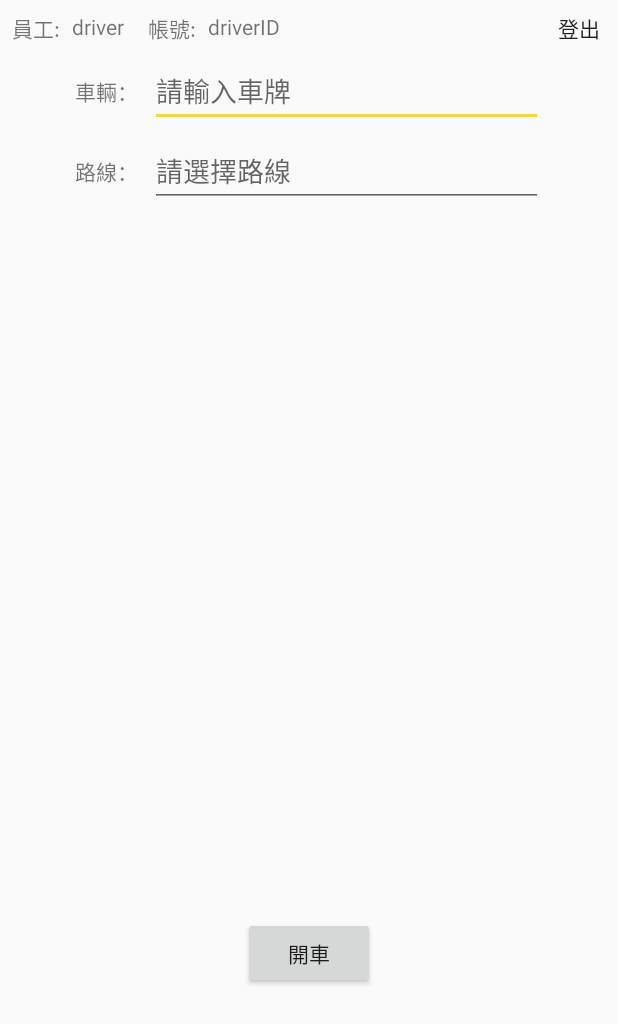
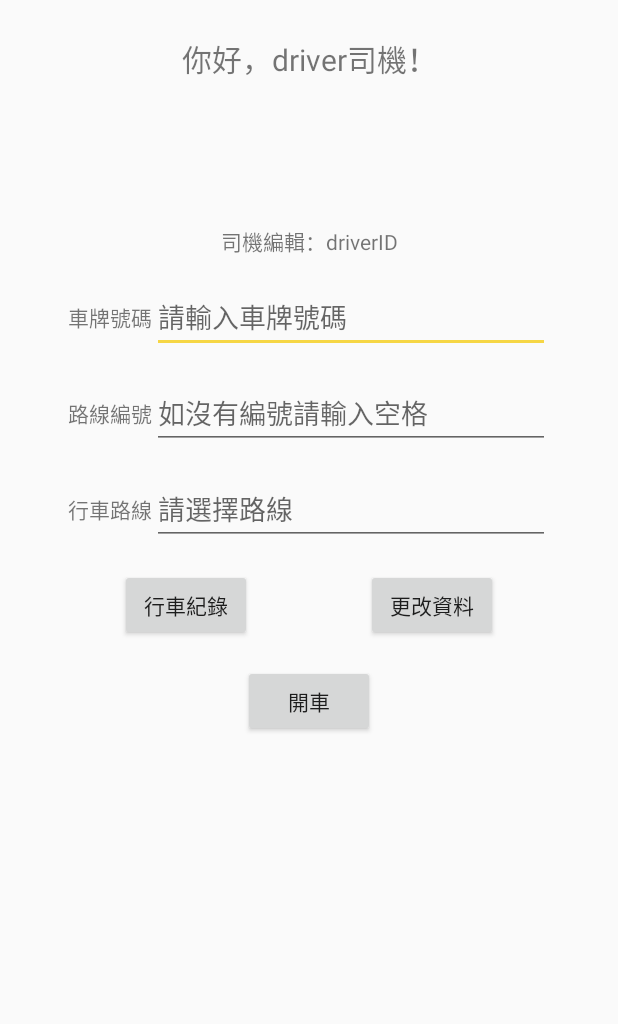
Before and after one commit to kyees215/MinibusDriver, an Android app: the layout menu.xml on its own in the app's theme, with its tools: preview values and no code run, on a phone screen of 412 x 824 dp. Shown: the top 1024 px of the screen. Run offline under Robolectric (Android 15) with nearby library versions, the phone set to English and light mode, and no system bars.

Commit message:
Updated layout. Finished login and menu.

```diff
--- a/app/src/main/res/layout/menu.xml
+++ b/app/src/main/res/layout/menu.xml
@@ -7,111 +7,119 @@
     android:layout_height="match_parent">
 
     <TextView
-        android:id="@+id/textView3"
-        android:layout_width="wrap_content"
-        android:layout_height="wrap_content"
-        android:layout_marginStart="8dp"
-        android:layout_marginTop="8dp"
-        android:text="員工:"
-        app:layout_constraintStart_toStartOf="parent"
-        app:layout_constraintTop_toTopOf="parent" />
-
-    <TextView
         android:id="@+id/driverName"
         android:layout_width="wrap_content"
         android:layout_height="wrap_content"
-        android:layout_marginStart="8dp"
-        android:text="driver"
-        app:layout_constraintStart_toEndOf="@+id/textView3"
-        app:layout_constraintTop_toTopOf="@+id/textView3" />
-
-    <TextView
-        android:id="@+id/textView5"
-        android:layout_width="wrap_content"
-        android:layout_height="wrap_content"
-        android:layout_marginStart="16dp"
-        android:text="帳號:"
-        app:layout_constraintStart_toEndOf="@+id/driverName"
-        app:layout_constraintTop_toTopOf="@+id/driverName" />
+        android:layout_marginTop="24dp"
+        android:text="你好，driver司機！"
+        android:textSize="20sp"
+        app:layout_constraintEnd_toEndOf="parent"
+        app:layout_constraintStart_toStartOf="parent"
+        app:layout_constraintTop_toTopOf="parent" />
 
     <TextView
         android:id="@+id/driverID"
         android:layout_width="wrap_content"
         android:layout_height="wrap_content"
+        android:layout_marginEnd="8dp"
         android:layout_marginStart="8dp"
-        android:text="driverID"
-        app:layout_constraintStart_toEndOf="@+id/textView5"
-        app:layout_constraintTop_toTopOf="@+id/textView5" />
+        android:layout_marginTop="150dp"
+        android:text="司機編輯：driverID"
+        app:layout_constraintEnd_toEndOf="parent"
+        app:layout_constraintStart_toStartOf="parent"
+        app:layout_constraintTop_toTopOf="parent" />
 
     <AutoCompleteTextView
         android:id="@+id/plateNo"
         android:layout_width="0dp"
         android:layout_height="wrap_content"
-        android:layout_marginEnd="50dp"
-        android:layout_marginStart="8dp"
-        android:hint="請輸入車牌"
-        app:layout_constraintBottom_toBottomOf="@+id/textView7"
+        android:layout_marginEnd="45dp"
+        android:layout_marginTop="16dp"
+        android:hint="請輸入車牌號碼"
         app:layout_constraintEnd_toEndOf="parent"
         app:layout_constraintStart_toEndOf="@+id/textView7"
-        app:layout_constraintTop_toTopOf="@+id/textView7"/>
+        app:layout_constraintTop_toBottomOf="@+id/driverID" />
 
     <AutoCompleteTextView
-        android:id="@+id/route"
+        android:id="@+id/routeNo"
         android:layout_width="0dp"
         android:layout_height="wrap_content"
-        android:layout_marginEnd="50dp"
-        android:layout_marginStart="8dp"
-        android:hint="請選擇路線"
-        app:layout_constraintBottom_toBottomOf="@+id/textView8"
+        android:layout_marginEnd="45dp"
+        android:layout_marginTop="16dp"
+        android:hint="如沒有編號請輸入空格"
         app:layout_constraintEnd_toEndOf="parent"
         app:layout_constraintStart_toEndOf="@+id/textView8"
-        app:layout_constraintTop_toTopOf="@+id/textView8"/>
-
-    <Button
-        android:id="@+id/logoutBtn"
-        style="@android:style/Widget.DeviceDefault.Light.Button.Borderless.Small"
-        android:layout_width="wrap_content"
-        android:layout_height="wrap_content"
-        android:text="登出"
-        app:layout_constraintBottom_toBottomOf="@+id/driverID"
-        app:layout_constraintEnd_toEndOf="parent"
-        app:layout_constraintTop_toTopOf="@+id/driverID" />
+        app:layout_constraintTop_toBottomOf="@+id/plateNo" />
 
     <TextView
         android:id="@+id/textView7"
         android:layout_width="wrap_content"
         android:layout_height="wrap_content"
-        android:layout_marginStart="50dp"
-        android:layout_marginTop="50dp"
-        android:text="車輛："
+        android:layout_marginStart="45dp"
+        android:text="車牌號碼"
+        app:layout_constraintBottom_toBottomOf="@+id/plateNo"
         app:layout_constraintStart_toStartOf="parent"
-        app:layout_constraintTop_toTopOf="parent" />
+        app:layout_constraintTop_toTopOf="@+id/plateNo" />
 
     <TextView
         android:id="@+id/textView8"
         android:layout_width="wrap_content"
         android:layout_height="wrap_content"
-        android:layout_marginTop="32dp"
-        android:text="路線："
-        app:layout_constraintStart_toStartOf="@+id/textView7"
-        app:layout_constraintTop_toBottomOf="@+id/textView7" />
+        android:layout_marginStart="45dp"
+        android:text="路線編號"
+        app:layout_constraintBottom_toBottomOf="@+id/routeNo"
+        app:layout_constraintStart_toStartOf="parent"
+        app:layout_constraintTop_toTopOf="@+id/routeNo" />
 
-    <android.support.v7.widget.RecyclerView
-        android:id="@+id/stoplist"
-        android:layout_width="0dp"
-        android:layout_height="300dp"
-        android:layout_marginTop="8dp"
+    <Button
+        android:id="@+id/driveBtn"
+        android:layout_width="wrap_content"
+        android:layout_height="wrap_content"
+        android:layout_marginTop="16dp"
+        android:text="開車"
         app:layout_constraintEnd_toEndOf="parent"
         app:layout_constraintStart_toStartOf="parent"
-        app:layout_constraintTop_toBottomOf="@+id/route" />
+        app:layout_constraintTop_toBottomOf="@+id/recordBtn" />
+
+    <TextView
+        android:id="@+id/textView4"
+        android:layout_width="wrap_content"
+        android:layout_height="wrap_content"
+        android:layout_marginStart="45dp"
+        android:text="行車路線"
+        app:layout_constraintBottom_toBottomOf="@+id/routeName"
+        app:layout_constraintStart_toStartOf="parent"
+        app:layout_constraintTop_toTopOf="@+id/routeName" />
+
+    <AutoCompleteTextView
+        android:id="@+id/routeName"
+        android:layout_width="0dp"
+        android:layout_height="wrap_content"
+        android:layout_marginEnd="45dp"
+        android:layout_marginTop="16dp"
+        android:dropDownWidth="fill_parent"
+        android:hint="請選擇路線"
+        app:layout_constraintEnd_toEndOf="parent"
+        app:layout_constraintStart_toEndOf="@+id/textView4"
+        app:layout_constraintTop_toBottomOf="@+id/routeNo" />
 
     <Button
-        android:id="@+id/button3"
+        android:id="@+id/recordBtn"
         android:layout_width="wrap_content"
         android:layout_height="wrap_content"
-        android:text="開車"
-        app:layout_constraintBottom_toBottomOf="parent"
+        android:layout_marginStart="80dp"
+        android:layout_marginTop="16dp"
+        android:text="行車紀錄"
+        app:layout_constraintStart_toStartOf="parent"
+        app:layout_constraintTop_toBottomOf="@+id/routeName" />
+
+    <Button
+        android:id="@+id/infoBtn"
+        android:layout_width="wrap_content"
+        android:layout_height="wrap_content"
+        android:layout_marginEnd="80dp"
+        android:layout_marginTop="16dp"
+        android:text="更改資料"
         app:layout_constraintEnd_toEndOf="parent"
-        app:layout_constraintStart_toStartOf="parent"
-        app:layout_constraintTop_toBottomOf="@+id/stoplist" />
+        app:layout_constraintTop_toBottomOf="@+id/routeName" />
 </android.support.constraint.ConstraintLayout>
```
Also changed, not shown: app/src/main/AndroidManifest.xml (+8 -0 lines), app/src/main/java/com/hkminibus/minibusdriver/Driving.java (added, +17 -0 lines), app/src/main/java/com/hkminibus/minibusdriver/MainActivity.java (+12 -0 lines), app/src/main/java/com/hkminibus/minibusdriver/Menu.java (added, +130 -0 lines), app/src/main/java/com/hkminibus/minibusdriver/SplashScreen.java (+15 -0 lines), app/src/main/java/com/hkminibus/minibusdriver/car_data.java (added, +48 -0 lines), app/src/main/res/layout/driving.xml (added, +11 -0 lines), app/src/main/res/layout/login.xml (+13 -3 lines).
